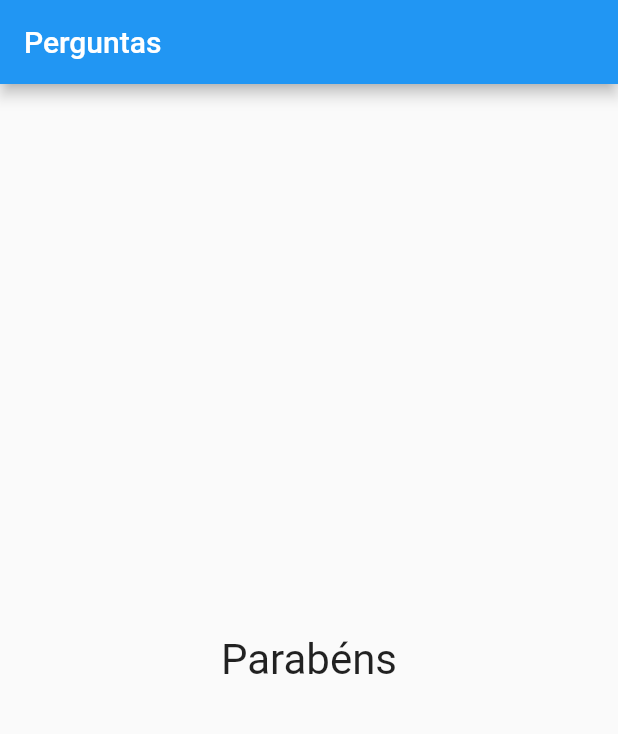
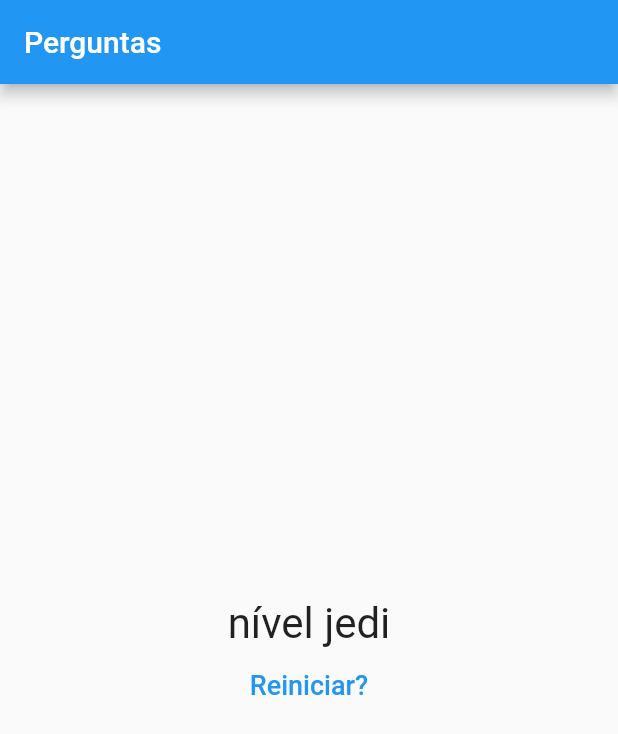
Before and after one commit to maurozem/projeto_perguntas, a Flutter app: the screen it shows after launch, after a tap on "preto", after a tap on "cobra", after a tap on "José", on a phone screen of 412 x 824 dp. Shown: the top 734 px of the screen. Run offline on Flutter 3.47's test engine with Material 2 defaults, Android fonts, the phone set to English and light mode, and no system bars.

```diff
--- a/lib/main.dart
+++ b/lib/main.dart
@@ -47,6 +47,13 @@ class _PerguntaAppState extends State<PerguntaApp> {
     print(_pontuacaoTotal);
   }
 
+  void _reiniciarQuestionario() {
+    setState(() {
+      _perguntaSelecionada = 0;
+      _pontuacaoTotal = 0;
+    });
+  }
+
   bool get temPerguntaSelecionada {
     return _perguntaSelecionada < _perguntas.length;
   }
@@ -64,7 +71,7 @@ class _PerguntaAppState extends State<PerguntaApp> {
                 perguntaSelecionada: _perguntaSelecionada,
                 responder: _responder,
               )
-            : Resultado(),
+            : Resultado(_pontuacaoTotal, _reiniciarQuestionario),
       ),
     );
   }
--- a/lib/resultado.dart
+++ b/lib/resultado.dart
@@ -1,13 +1,43 @@
 import 'package:flutter/material.dart';
 
 class Resultado extends StatelessWidget {
+  final int pontuacao;
+  final void Function() quandoReiniciarQuestionario;
+
+  Resultado(this.pontuacao, this.quandoReiniciarQuestionario);
+
+  String get fraseResultado {
+    if (pontuacao < 8) {
+      return 'parabéns';
+    } else if (pontuacao < 12) {
+      return 'você é bom';
+    } else if (pontuacao < 16) {
+      return 'impressionante';
+    } else {
+      return 'nível jedi';
+    }
+  }
+
   @override
   Widget build(BuildContext context) {
-    return Center(
-      child: Text(
-        'Parabéns',
-        style: TextStyle(fontSize: 28),
-      ),
+    return Column(
+      mainAxisAlignment: MainAxisAlignment.center,
+      children: [
+        Center(
+          child: Text(
+            fraseResultado,
+            style: TextStyle(fontSize: 28),
+          ),
+        ),
+        FlatButton(
+          onPressed: quandoReiniciarQuestionario,
+          child: Text(
+            'Reiniciar?',
+            style: TextStyle(fontSize: 18),
+          ),
+          textColor: Colors.blue,
+        )
+      ],
     );
   }
 }
```
